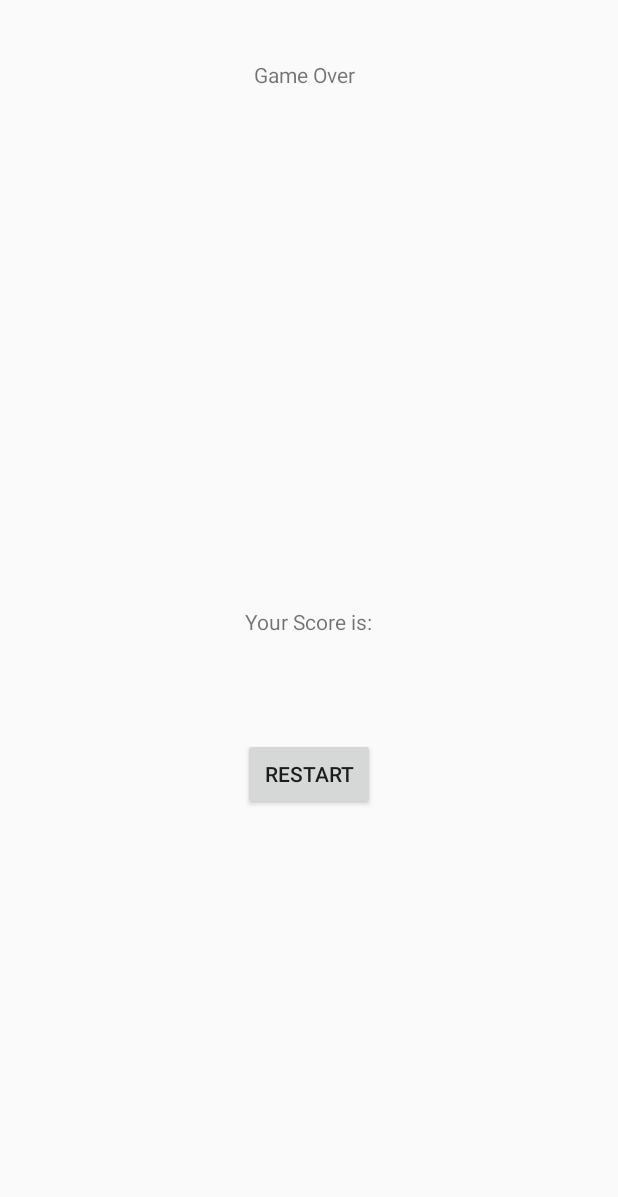
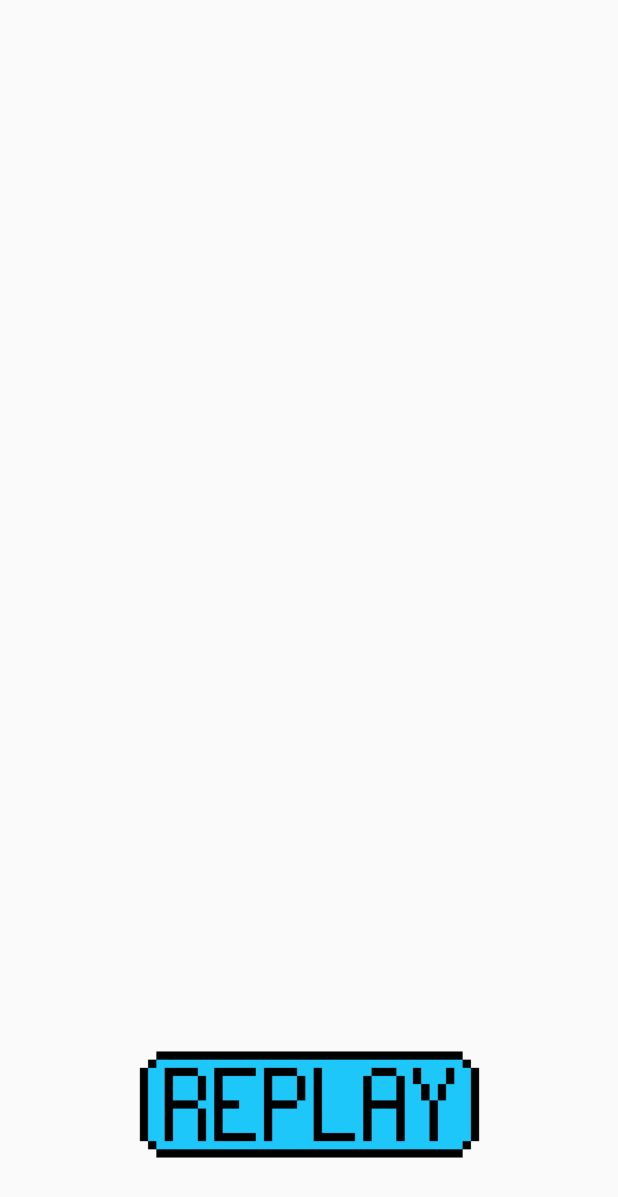
Before and after one commit to AmosWei/TetrisGame, an Android app: the GameOverActivity screen opened directly, with no data from a screen before it, on a phone screen of 412 x 824 dp. Shown: the top 1197 px of the screen. Run offline under Robolectric (Android 15) with nearby library versions, the phone set to English and light mode, and no system bars; 2 statements that could not run were skipped.

Commit message:
add pics

```diff
--- a/app/src/main/res/layout/activity_gameover.xml
+++ b/app/src/main/res/layout/activity_gameover.xml
@@ -5,46 +5,16 @@
     android:layout_width="match_parent"
     android:layout_height="match_parent">
 
-    <TextView
-        android:id="@+id/textView2"
-        android:layout_width="73dp"
-        android:layout_height="0dp"
-        android:layout_marginBottom="31dp"
-        android:layout_marginTop="40dp"
-        android:text="@string/game_over"
-        app:layout_constraintBottom_toTopOf="@+id/textView3"
-        app:layout_constraintEnd_toEndOf="parent"
-        app:layout_constraintStart_toStartOf="parent"
-        app:layout_constraintTop_toTopOf="parent" />
-
     <Button
         android:id="@+id/button2"
-        android:layout_width="wrap_content"
-        android:layout_height="wrap_content"
-        android:layout_marginBottom="284dp"
+        android:layout_width="259dp"
+        android:layout_height="103dp"
+        android:layout_marginBottom="36dp"
+        android:background="@drawable/replay"
         android:onClick="playAgain"
-        android:text="@string/restart"
         app:layout_constraintBottom_toBottomOf="parent"
         app:layout_constraintEnd_toEndOf="parent"
-        app:layout_constraintStart_toStartOf="parent"
-        app:layout_constraintTop_toBottomOf="@+id/textView3" />
+        app:layout_constraintHorizontal_bias="0.504"
+        app:layout_constraintStart_toStartOf="parent" />
 
-    <TextView
-        android:id="@+id/textView3"
-        android:layout_width="wrap_content"
-        android:layout_height="wrap_content"
-        android:layout_marginBottom="68dp"
-        android:layout_marginStart="1dp"
-        android:text="@string/your_score_is"
-        app:layout_constraintBottom_toTopOf="@+id/button2"
-        app:layout_constraintStart_toStartOf="@+id/button2"
-        app:layout_constraintTop_toBottomOf="@+id/textView2" />
-
-    <TextView
-        android:layout_width="wrap_content"
-        android:layout_height="wrap_content"
-        android:textAppearance="?android:attr/textAppearanceLarge"
-        android:text="-"
-        android:id="@+id/gameovermessage"
-        android:layout_gravity="center_horizontal" />
 </android.support.constraint.ConstraintLayout>
--- a/app/src/main/res/values/colors.xml
+++ b/app/src/main/res/values/colors.xml
@@ -1,6 +1,6 @@
 <?xml version="1.0" encoding="utf-8"?>
 <resources>
-    <color name="colorPrimary">#3F51B5</color>
+    <color name="colorPrimary">#3f51b5</color>
     <color name="colorPrimaryDark">#303F9F</color>
     <color name="colorAccent">#FF4081</color>
 </resources>
--- a/app/src/main/res/values/ic_launcher_background.xml
+++ b/app/src/main/res/values/ic_launcher_background.xml
@@ -1,4 +1,4 @@
 <?xml version="1.0" encoding="utf-8"?>
 <resources>
-    <color name="ic_launcher_background">#8D8BA6</color>
+    <color name="ic_launcher_background">#8d8ba6</color>
 </resources>
```
Also changed, not shown: app/src/main/res/drawable/face1.png (added), app/src/main/res/drawable/gameover.png (added), app/src/main/res/drawable/replay.png (added), app/src/main/res/drawable/tetris—over(1).png (added), app/src/main/res/drawable/tetris—over.jpg (added).
